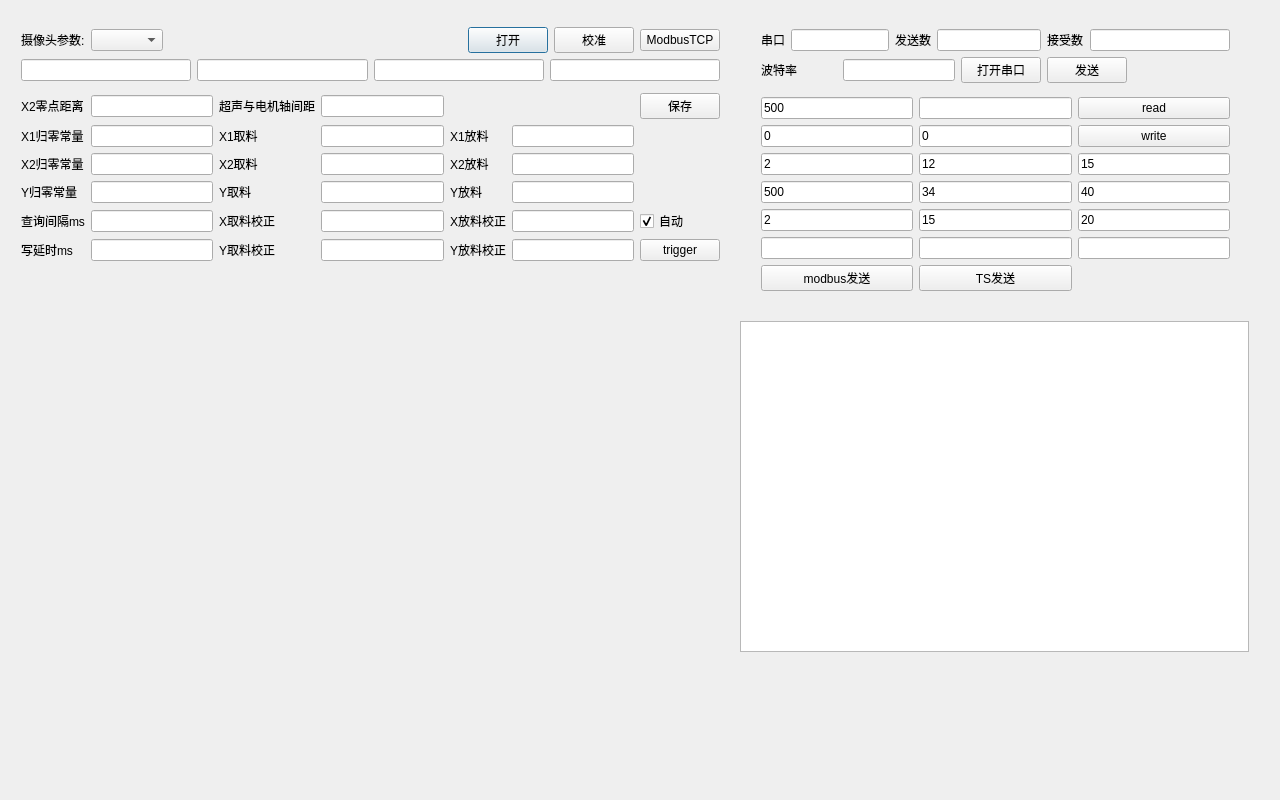
Qt form maindialog.ui (zouzichun/videoWirain) before a commit.
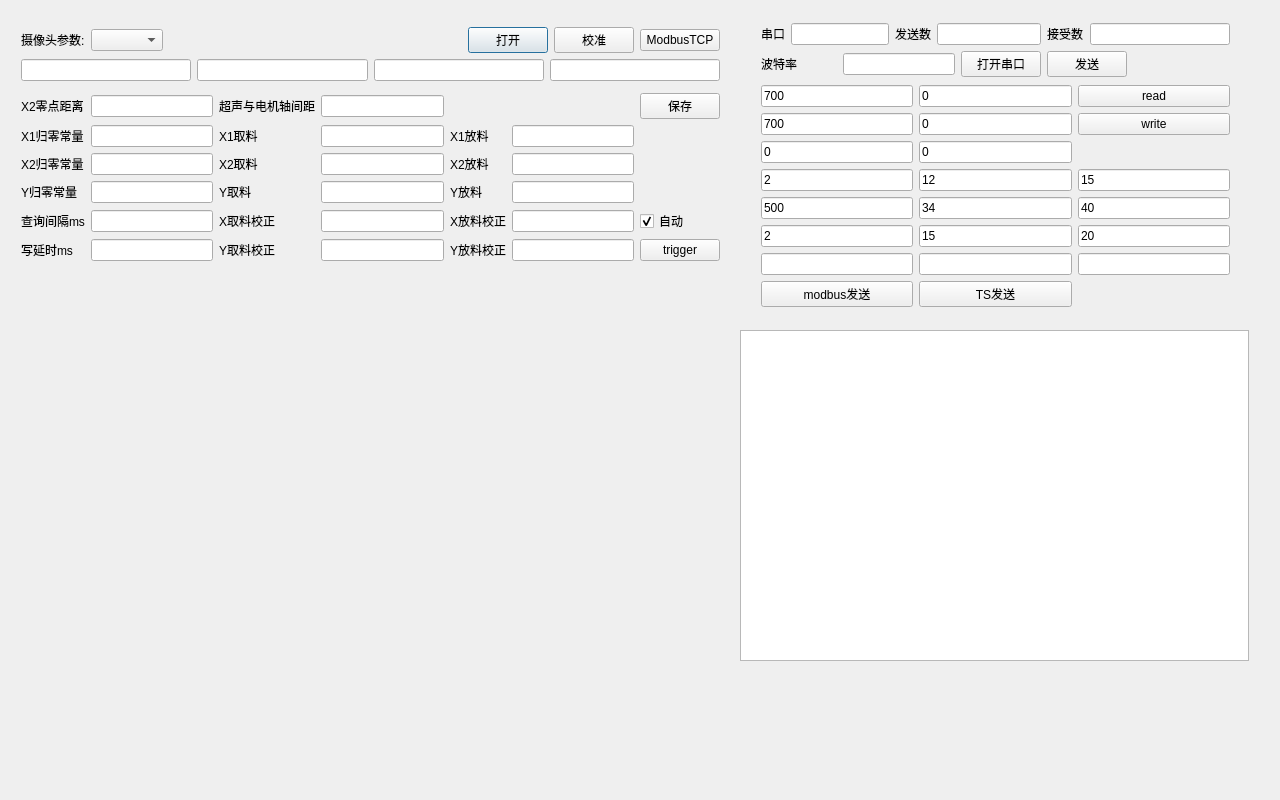
The same form after that commit.

Commit message: fix: add modbus write textbox

What changed in the file:
```diff
--- a/maindialog.ui
+++ b/maindialog.ui
@@ -333,7 +333,7 @@
    <property name="geometry">
     <rect>
      <x>740</x>
-     <y>321</y>
+     <y>330</y>
      <width>509</width>
      <height>331</height>
     </rect>
@@ -351,7 +351,7 @@
      <x>750</x>
      <y>10</y>
      <width>491</width>
-     <height>301</height>
+     <height>312</height>
     </rect>
    </property>
    <layout class="QVBoxLayout" name="verticalLayout_2">
@@ -428,114 +428,142 @@
     </item>
     <item>
      <layout class="QGridLayout" name="gridLayout_8">
-      <item row="3" column="0">
-       <widget class="QLineEdit" name="ceil">
+      <item row="7" column="0">
+       <widget class="QLineEdit" name="length">
         <property name="text">
          <string>2</string>
         </property>
        </widget>
       </item>
-      <item row="1" column="1">
-       <widget class="QLineEdit" name="d700">
+      <item row="6" column="1">
+       <widget class="QLineEdit" name="d504">
         <property name="text">
-         <string>0</string>
+         <string>34</string>
         </property>
        </widget>
       </item>
-      <item row="5" column="2">
+      <item row="6" column="2">
        <widget class="QLineEdit" name="d524">
         <property name="text">
          <string>40</string>
         </property>
        </widget>
       </item>
-      <item row="1" column="0">
-       <widget class="QLineEdit" name="optype">
+      <item row="4" column="2">
+       <widget class="QLineEdit" name="d520">
         <property name="text">
-         <string>0</string>
+         <string>15</string>
         </property>
        </widget>
       </item>
-      <item row="5" column="0">
-       <widget class="QLineEdit" name="addr">
+      <item row="8" column="2">
+       <widget class="QLineEdit" name="modbus">
         <property name="text">
-         <string>500</string>
+         <string/>
+        </property>
+       </widget>
+      </item>
+      <item row="0" column="2">
+       <widget class="QPushButton" name="read">
+        <property name="text">
+         <string>read</string>
         </property>
        </widget>
       </item>
       <item row="8" column="1">
+       <widget class="QLineEdit" name="val_2"/>
+      </item>
+      <item row="9" column="0">
+       <widget class="QPushButton" name="modbusSend">
+        <property name="text">
+         <string>modbus发送</string>
+        </property>
+       </widget>
+      </item>
+      <item row="0" column="0">
+       <widget class="QLineEdit" name="test_addr">
+        <property name="text">
+         <string>700</string>
+        </property>
+       </widget>
+      </item>
+      <item row="2" column="0">
+       <widget class="QLineEdit" name="optype">
+        <property name="text">
+         <string>0</string>
+        </property>
+       </widget>
+      </item>
+      <item row="9" column="1">
        <widget class="QPushButton" name="modbusSend_2">
         <property name="text">
          <string>TS发送</string>
         </property>
        </widget>
       </item>
-      <item row="7" column="1">
-       <widget class="QLineEdit" name="val_2"/>
+      <item row="8" column="0">
+       <widget class="QLineEdit" name="val"/>
       </item>
-      <item row="5" column="1">
-       <widget class="QLineEdit" name="d504">
+      <item row="2" column="1">
+       <widget class="QLineEdit" name="d700">
         <property name="text">
-         <string>34</string>
-        </property>
-       </widget>
-      </item>
-      <item row="3" column="1">
-       <widget class="QLineEdit" name="d500">
-        <property name="text">
-         <string>12</string>
+         <string>0</string>
         </property>
        </widget>
       </item>
       <item row="6" column="0">
-       <widget class="QLineEdit" name="length">
-        <property name="text">
-         <string>2</string>
-        </property>
-       </widget>
-      </item>
-      <item row="0" column="0">
-       <widget class="QLineEdit" name="test_addr">
+       <widget class="QLineEdit" name="addr">
         <property name="text">
          <string>500</string>
         </property>
        </widget>
       </item>
-      <item row="6" column="2">
+      <item row="4" column="0">
+       <widget class="QLineEdit" name="ceil">
+        <property name="text">
+         <string>2</string>
+        </property>
+       </widget>
+      </item>
+      <item row="7" column="2">
        <widget class="QLineEdit" name="d528">
         <property name="text">
          <string>20</string>
         </property>
        </widget>
       </item>
-      <item row="8" column="0">
-       <widget class="QPushButton" name="modbusSend">
+      <item row="0" column="1">
+       <widget class="QLineEdit" name="test_val">
         <property name="text">
-         <string>modbus发送</string>
+         <string>0</string>
         </property>
        </widget>
       </item>
-      <item row="6" column="1">
+      <item row="7" column="1">
        <widget class="QLineEdit" name="d508">
         <property name="text">
          <string>15</string>
         </property>
        </widget>
       </item>
-      <item row="7" column="0">
-       <widget class="QLineEdit" name="val"/>
+      <item row="4" column="1">
+       <widget class="QLineEdit" name="d500">
+        <property name="text">
+         <string>12</string>
+        </property>
+       </widget>
       </item>
-      <item row="3" column="2">
-       <widget class="QLineEdit" name="d520">
+      <item row="1" column="0">
+       <widget class="QLineEdit" name="wr_addr">
         <property name="text">
-         <string>15</string>
+         <string>700</string>
         </property>
        </widget>
       </item>
-      <item row="0" column="2">
-       <widget class="QPushButton" name="read">
+      <item row="1" column="1">
+       <widget class="QLineEdit" name="wr_val">
         <property name="text">
-         <string>read</string>
+         <string>0</string>
         </property>
        </widget>
       </item>
@@ -546,16 +574,6 @@
         </property>
        </widget>
       </item>
-      <item row="0" column="1">
-       <widget class="QLineEdit" name="test_val"/>
-      </item>
-      <item row="7" column="2">
-       <widget class="QLineEdit" name="modbus">
-        <property name="text">
-         <string/>
-        </property>
-       </widget>
-      </item>
      </layout>
     </item>
    </layout>
```
The commit also changes 2 other files.
